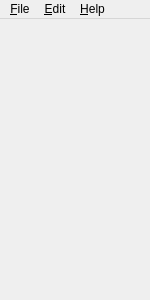
Above: Code/Application/Mapla/mvdMainWindow.ui from orfeotoolbox/OTB before the change. Below: the same form after it.
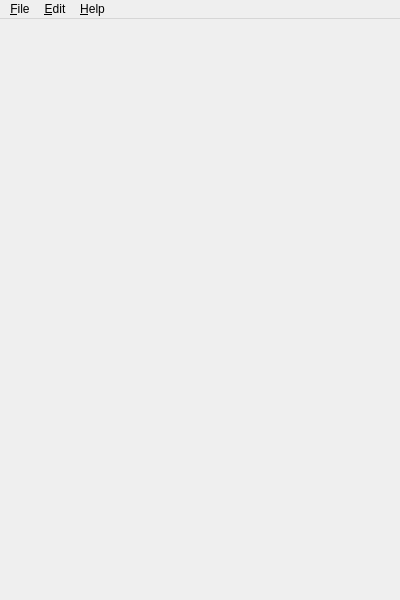
That is the form after the change. Icons and pictures are not drawn.

Commit message: ENH: Enlarged Mapla main window.

```diff
--- a/Code/Application/Mapla/mvdMainWindow.ui
+++ b/Code/Application/Mapla/mvdMainWindow.ui
@@ -6,8 +6,8 @@
    <rect>
     <x>0</x>
     <y>0</y>
-    <width>150</width>
-    <height>300</height>
+    <width>400</width>
+    <height>600</height>
    </rect>
   </property>
   <property name="windowTitle">
@@ -22,8 +22,8 @@
     <rect>
      <x>0</x>
      <y>0</y>
-     <width>150</width>
-     <height>25</height>
+     <width>400</width>
+     <height>27</height>
     </rect>
    </property>
    <widget class="QMenu" name="menu_File">
```
